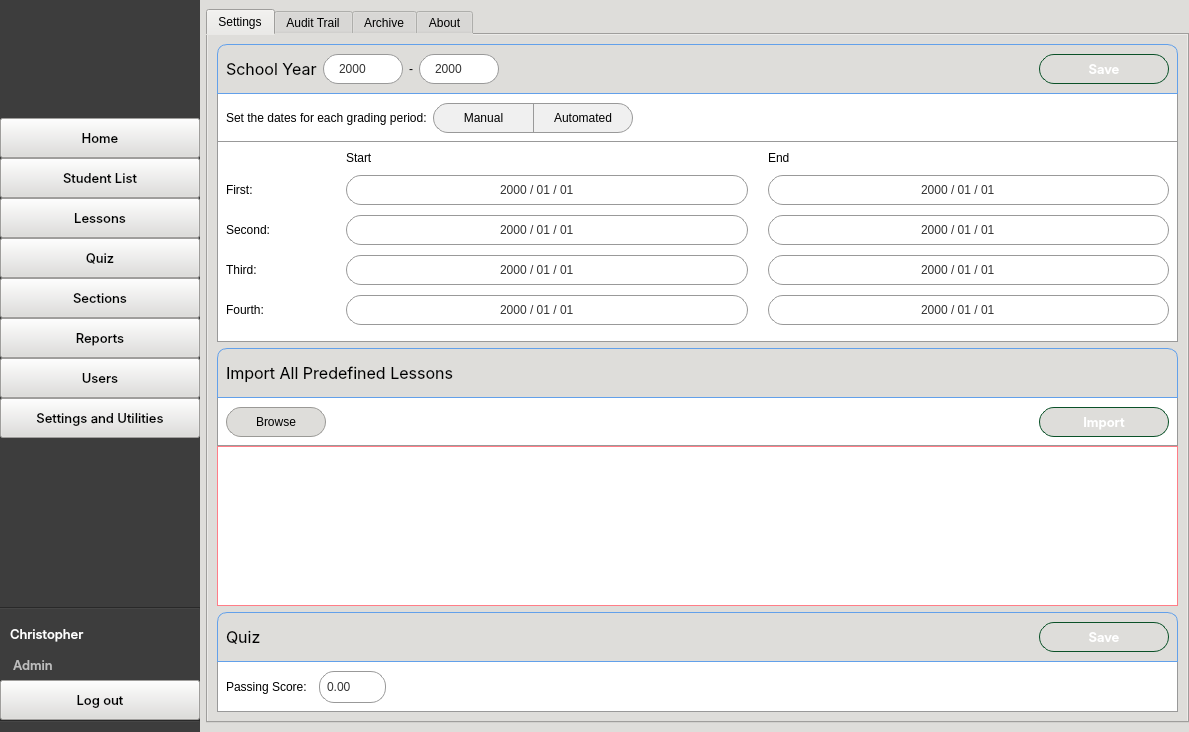
This is CAI_PyQt/CAI_Admin/UI/FormHome.ui in CPG19040/CPG19040 as Qt 5 draws it before an edit. The edited form follows.
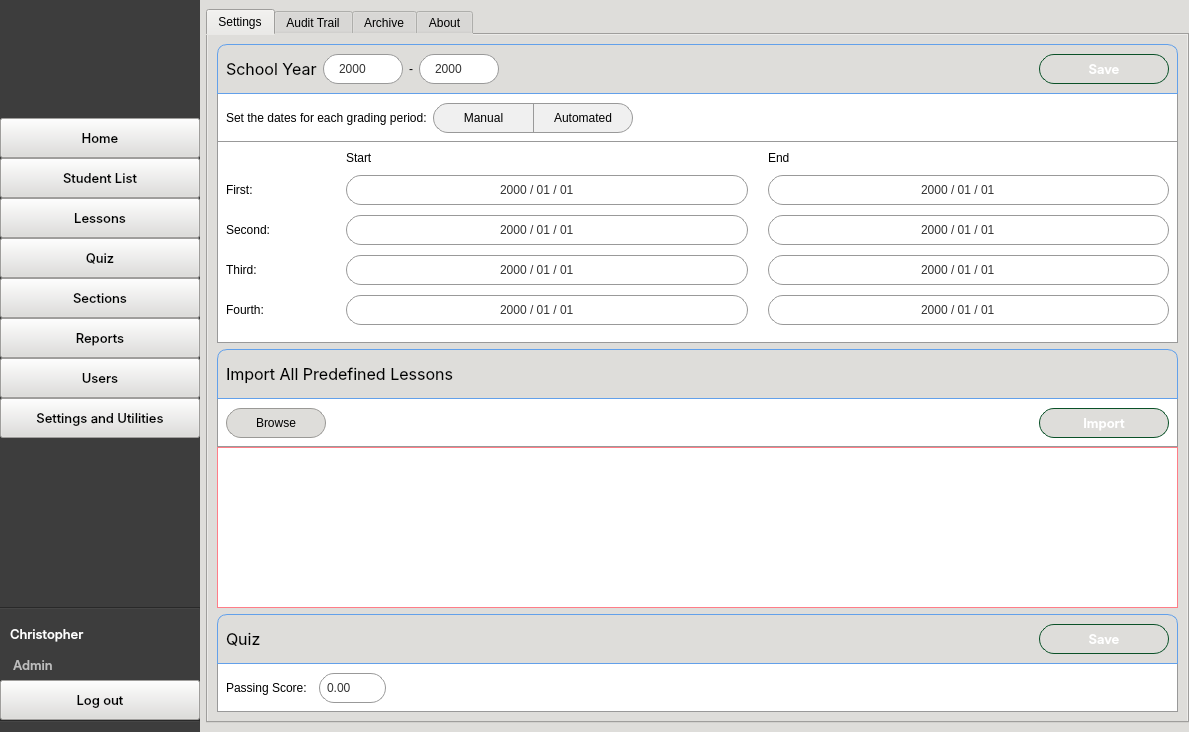
This is the edited form. The open tabs and pages were chosen to show the change. Icons and pictures are not drawn.

The edit to the form file:
```diff
--- a/CAI_PyQt/CAI_Admin/UI/FormHome.ui
+++ b/CAI_PyQt/CAI_Admin/UI/FormHome.ui
@@ -7307,8 +7307,8 @@
                 <rect>
                  <x>0</x>
                  <y>0</y>
-                 <width>463</width>
-                 <height>581</height>
+                 <width>961</width>
+                 <height>665</height>
                 </rect>
                </property>
                <layout class="QVBoxLayout" name="verticalLayout_10">
@@ -8439,7 +8439,20 @@
                        </widget>
                       </item>
                       <item>
-                       <widget class="QDoubleSpinBox" name="doubleSpinBox_passing"/>
+                       <widget class="QDoubleSpinBox" name="doubleSpinBox_passing">
+                        <property name="minimumSize">
+                         <size>
+                          <width>0</width>
+                          <height>30</height>
+                         </size>
+                        </property>
+                        <property name="maximumSize">
+                         <size>
+                          <width>16777215</width>
+                          <height>30</height>
+                         </size>
+                        </property>
+                       </widget>
                       </item>
                       <item>
                        <spacer name="horizontalSpacer_29">
```
Left out of the diff: 16 changed lines with no effect on the pictures.
